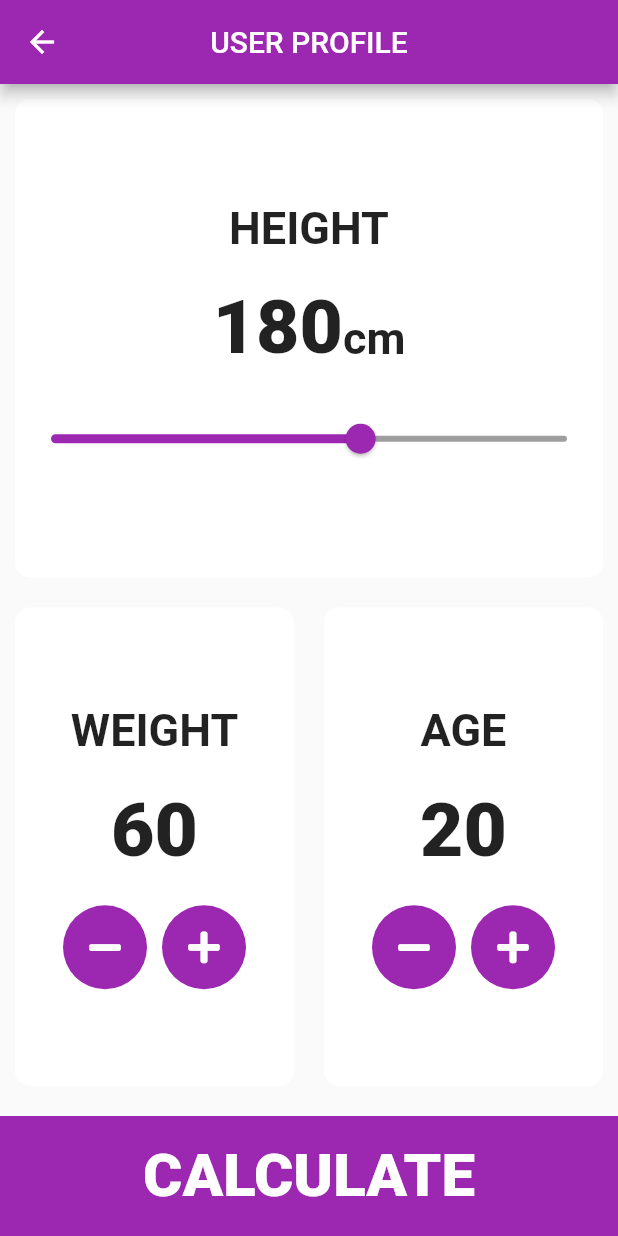
After one commit to NidhiBhanushali3701/Fooducate-App, a Flutter app: the UserData screen opened by its route, on a phone screen of 412 x 824 dp. The commit adds this screen. Run offline on Flutter 3.47's test engine with Material 2 defaults, Android fonts, the phone set to English and light mode, and no system bars; our stand-ins replace firebase_auth, firebase_core, font_awesome_flutter, google_sign_in, modal_progress_hud; accounts and stored records are empty.

```diff
--- /dev/null
+++ b/lib/calculate_button.dart
@@ -0,0 +1,32 @@
+import 'package:flutter/material.dart';
+import 'package:fooducate/constants.dart';
+
+class CalculateButton extends StatelessWidget {
+  CalculateButton({@required this.onTap, @required this.buttonTitle});
+
+  final Function onTap;
+  final String buttonTitle;
+
+  @override
+  Widget build(BuildContext context) {
+    return GestureDetector(
+      onTap: onTap,
+      child: Container(
+        child: Center(
+          child: Text(
+            buttonTitle,
+            style: kNumberTextStyle.copyWith(
+              color: Colors.white,
+              fontSize: 40.0,
+            ),
+          ),
+        ),
+        color: Colors.purple,
+        margin: EdgeInsets.only(top: 10.0),
+        // padding: EdgeInsets.only(bottom: 20.0),
+        width: double.infinity,
+        height: 80.0,
+      ),
+    );
+  }
+}
--- /dev/null
+++ b/lib/calculator_brain.dart
@@ -0,0 +1,42 @@
+import 'dart:math';
+import 'app_user.dart';
+
+enum gender {
+  female,
+  male,
+}
+
+class CalculatorBrain {
+  CalculatorBrain({this.height, this.weight, this.age});
+  final int height;
+  final int weight;
+  final int age;
+  var gender;
+  double _bmi;
+  double _calories, _caloriesIn, _caloriesOut;
+  AppUser cUser = AppUser();
+
+  String calculateBMI() {
+    _bmi = weight / pow(height / 100, 2);
+    cUser.setBMI(_bmi);
+    cUser.setHeight(height.toDouble());
+    cUser.setWeight(weight.toDouble());
+    cUser.setAge(age);
+    return _bmi.toStringAsFixed(1);
+  }
+
+  String calculateCalories() {
+    _calories = weight * 24 * 0.98 * 1.65;
+    print(_calories);
+    double basicCal = 10*cUser.getWeight()+6.25*cUser.getHeight()-5*cUser.getAge();
+    if (cUser.getGender() == gender.female) {
+      cUser.setCalorieIn(basicCal-161);
+      print('female${basicCal-161}');
+    } else {
+      cUser.setCalorieIn(basicCal+5);
+      print('male${basicCal+5}');
+    }
+    cUser.setCalorieIn(_calories);
+    return _calories.toStringAsFixed(0);
+  }
+}
--- /dev/null
+++ b/lib/constants.dart
@@ -0,0 +1,11 @@
+import 'package:flutter/material.dart';
+
+const klabelTextStyle = TextStyle(
+  fontSize: 30.0,
+  fontWeight: FontWeight.bold,
+);
+
+const kNumberTextStyle = TextStyle(
+  fontSize: 50.0,
+  fontWeight: FontWeight.w900,
+);
--- /dev/null
+++ b/lib/reusable_card.dart
@@ -0,0 +1,21 @@
+import 'package:flutter/material.dart';
+import 'package:fooducate/main.dart';
+import 'constants.dart';
+
+class ReusableCard extends StatelessWidget {
+  ReusableCard({this.cardChild});
+
+  final Widget cardChild;
+
+  @override
+  Widget build(BuildContext context) {
+    return Container(
+      margin: EdgeInsets.all(10.0),
+      decoration: BoxDecoration(
+        color: Colors.white,
+        borderRadius: BorderRadius.circular(10.0),
+      ),
+      child: cardChild,
+    );
+  }
+}
--- /dev/null
+++ b/lib/round_icon_button.dart
@@ -0,0 +1,27 @@
+import 'package:flutter/material.dart';
+import 'package:font_awesome_flutter/font_awesome_flutter.dart';
+
+class RoundIconButton extends StatelessWidget {
+  RoundIconButton({@required this.icon, @required this.onPressed});
+
+  final IconData icon;
+  final Function onPressed;
+
+  @override
+  Widget build(BuildContext context) {
+    return RawMaterialButton(
+      elevation: 0.0,
+      child: Icon(
+        icon,
+        color: Colors.white,
+      ),
+      onPressed: onPressed,
+      constraints: BoxConstraints.tightFor(
+        width: 56.0,
+        height: 56.0,
+      ),
+      shape: CircleBorder(),
+      fillColor: Colors.purple,
+    );
+  }
+}
--- a/lib/screens/signup_screen.dart
+++ b/lib/screens/signup_screen.dart
@@ -20,6 +20,7 @@ class _SignUpScreenState extends State<SignUpScreen> {
   //TextEditingController _emailController = TextEditingController();
   bool showSpinner = false;
   final _auth = FirebaseAuth.instance;
+  User _user = FirebaseAuth.instance.currentUser;
   String _email, _password, _username;
   @override
   void initState() {
--- /dev/null
+++ b/lib/user_data_input.dart
@@ -0,0 +1,188 @@
+import 'package:flutter/material.dart';
+import 'package:font_awesome_flutter/font_awesome_flutter.dart';
+import 'package:fooducate/calculate_button.dart';
+import 'package:fooducate/constants.dart';
+import 'package:fooducate/reusable_card.dart';
+import 'package:fooducate/round_icon_button.dart';
+import 'screens/home_screen.dart';
+class UserData extends StatefulWidget {
+  static String id = "userBMIData";
+  @override
+  _UserDataState createState() => _UserDataState();
+}
+
+class _UserDataState extends State<UserData> {
+  int height = 180;
+  int weight = 60;
+  int age = 20;
+  @override
+  Widget build(BuildContext context) {
+    return Scaffold(
+      appBar: AppBar(
+        backgroundColor: Colors.purple,
+        title: Text('USER PROFILE'),
+        centerTitle: true,
+      ),
+      body: Column(
+        mainAxisAlignment: MainAxisAlignment.center,
+        crossAxisAlignment: CrossAxisAlignment.stretch,
+        children: [
+          Expanded(
+            child: ReusableCard(
+              cardChild: Column(
+                mainAxisAlignment: MainAxisAlignment.center,
+                children: [
+                  Text(
+                    "HEIGHT",
+                    style: klabelTextStyle,
+                  ),
+                  SizedBox(
+                    height: 20.0,
+                  ),
+                  Row(
+                    mainAxisAlignment: MainAxisAlignment.center,
+                    crossAxisAlignment: CrossAxisAlignment.baseline,
+                    textBaseline: TextBaseline.alphabetic,
+                    children: [
+                      Text(
+                        height.toString(),
+                        style: kNumberTextStyle,
+                      ),
+                      Text(
+                        "cm",
+                        style: klabelTextStyle,
+                      )
+                    ],
+                  ),
+                  SizedBox(
+                    height: 20.0,
+                  ),
+                  Slider(
+                    value: height.toDouble(),
+                    min: 120.0,
+                    max: 220.0,
+                    activeColor: Colors.purple,
+                    inactiveColor: Colors.grey,
+                    onChanged: (double newValue) {
+                      setState(() {
+                        height = newValue.round();
+                      });
+                    },
+                  )
+                ],
+              ),
+            ),
+          ),
+          Expanded(
+            child: Row(
+              mainAxisAlignment: MainAxisAlignment.center,
+              crossAxisAlignment: CrossAxisAlignment.center,
+              children: [
+                Expanded(
+                  child: ReusableCard(
+                    cardChild: Column(
+                      mainAxisAlignment: MainAxisAlignment.center,
+                      children: [
+                        Text(
+                          "WEIGHT",
+                          style: klabelTextStyle,
+                        ),
+                        SizedBox(
+                          height: 20.0,
+                        ),
+                        Text(
+                          weight.toString(),
+                          style: kNumberTextStyle,
+                        ),
+                        SizedBox(
+                          height: 20.0,
+                        ),
+                        Row(
+                          mainAxisAlignment: MainAxisAlignment.center,
+                          children: [
+                            RoundIconButton(
+                              icon: FontAwesomeIcons.minus,
+                              onPressed: () {
+                                setState(() {
+                                  weight--;
+                                });
+                              },
+                            ),
+                            SizedBox(
+                              width: 10.0,
+                            ),
+                            RoundIconButton(
+                              icon: FontAwesomeIcons.plus,
+                              onPressed: () {
+                                setState(() {
+                                  weight++;
+                                });
+                              },
+                            )
+                          ],
+                        ),
+                      ],
+                    ),
+                  ),
+                ),
+                Expanded(
+                  child: ReusableCard(
+                    cardChild: Column(
+                      mainAxisAlignment: MainAxisAlignment.center,
+                      children: [
+                        Text(
+                          "AGE",
+                          style: klabelTextStyle,
+                        ),
+                        SizedBox(
+                          height: 20.0,
+                        ),
+                        Text(
+                          age.toString(),
+                          style: kNumberTextStyle,
+                        ),
+                        SizedBox(
+                          height: 20.0,
+                        ),
+                        Row(
+                          mainAxisAlignment: MainAxisAlignment.center,
+                          children: [
+                            RoundIconButton(
+                              icon: FontAwesomeIcons.minus,
+                              onPressed: () {
+                                setState(() {
+                                  age--;
+                                });
+                              },
+                            ),
+                            SizedBox(
+                              width: 10.0,
+                            ),
+                            RoundIconButton(
+                              icon: FontAwesomeIcons.plus,
+                              onPressed: () {
+                                setState(() {
+                                  age++;
+                                });
+                              },
+                            )
+                          ],
+                        ),
+                      ],
+                    ),
+                  ),
+                ),
+              ],
+            ),
+          ),
+          CalculateButton(
+            onTap: () {
+              Navigator.pushNamed(context, HomeScreen.id);
+            },
+            buttonTitle: "CALCULATE",
+          )
+        ],
+      ),
+    );
+  }
+}
--- a/pubspec.yaml
+++ b/pubspec.yaml
@@ -41,7 +41,7 @@ dependencies:
   pedometer: ^1.2.5
   openfoodfacts: ^0.3.15+3
   percent_indicator: ^2.1.9+1
-
+  font_awesome_flutter: ^8.12.0
 dev_dependencies:
   flutter_test:
     sdk: flutter
```
Also changed, not shown: lib/app_user.dart (+58 -2 lines), lib/main.dart (+8 -1 lines), lib/screens/home_screen.dart (+25 -5 lines), pubspec.lock.
